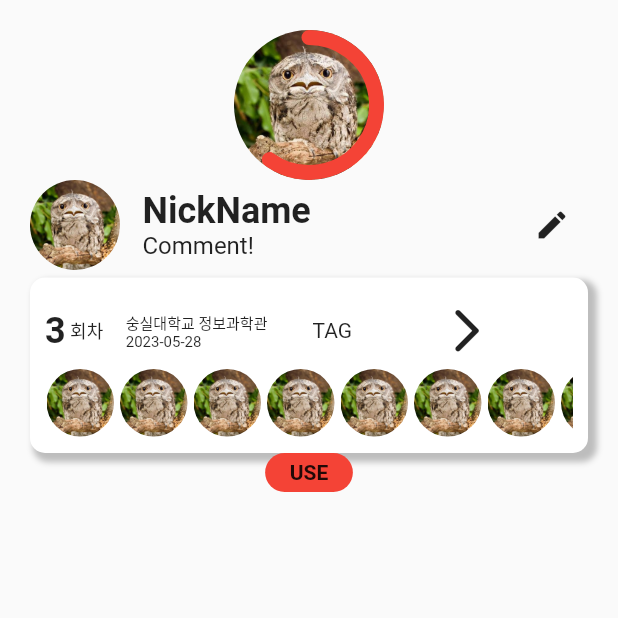
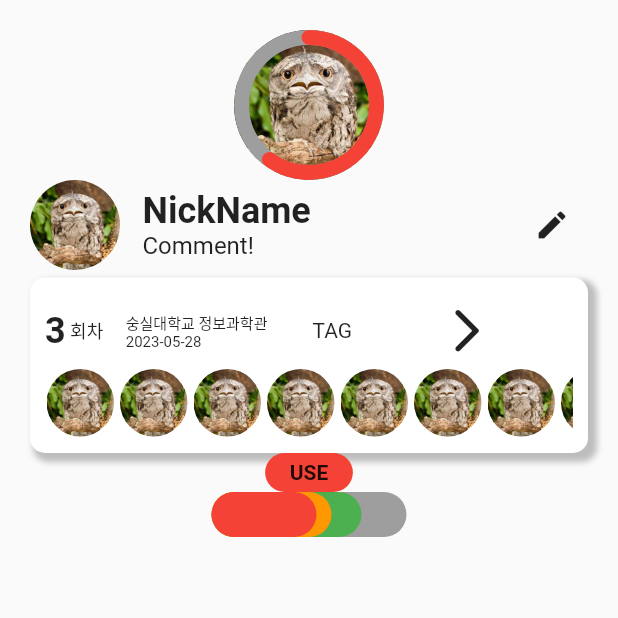
Before and after one commit to rbgus2002/cactusdy, a Flutter app: the screen it shows after launch, after a tap on "Work Space Screen", on a phone screen of 412 x 824 dp, the top half of it. Run offline on Flutter 3.47's test engine with Material 2 defaults, Android fonts, the phone set to English and light mode, and no system bars.

Commit message:
[F] Add : Profile : PercentGraph 계열 정비 및 BarPercentGraph 추가

```diff
--- a/frontend/lib/routes/work_space_route.dart
+++ b/frontend/lib/routes/work_space_route.dart
@@ -8,6 +8,7 @@ import 'package:group_study_app/themes/design.dart';
 import 'package:group_study_app/utilities/test.dart';
 import 'package:group_study_app/widgets/circle_button.dart';
 import 'package:group_study_app/widgets/panels/round_info_panel.dart';
+import 'package:group_study_app/widgets/percent_graphs/bar_percent_graph.dart';
 import 'package:group_study_app/widgets/percent_graphs/percent_graph.dart';
 import 'package:group_study_app/widgets/tag.dart';
 import 'package:group_study_app/widgets/user_line_profile.dart';
@@ -37,7 +38,10 @@ class _WorkSpaceRoute extends State<StatefulWidget> {
                   height: 5,
                 ),
                 RoundInfoPanel(roundIdx: 3, place: "숭실대학교 정보과학관", date: DateTime.now(), userList: List<User>.generate(30, (index) => User(index, "d", "d"))),
-                UserStateTag(text: "USE", color: Colors.red,)
+                UserStateTag(text: "USE", color: Colors.red,),
+                BarPercentGraph(percentInfos: [ PercentInfo(percent: 0.4, color: ColorStyles.red)
+                , PercentInfo(percent: 0.1, color: ColorStyles.orange), PercentInfo(percent: 0.2, color: ColorStyles.green) ],
+            stroke: 30,),
               ],
             )
           )
--- /dev/null
+++ b/frontend/lib/widgets/percent_graphs/bar_percent_graph.dart
@@ -0,0 +1,84 @@
+import 'package:flutter/material.dart';
+import 'dart:math';
+
+import 'package:group_study_app/themes/color_styles.dart';
+import 'package:group_study_app/widgets/percent_graphs/percent_graph.dart';
+
+class BarPercentGraph extends PercentGraph {
+  final double width;
+
+  BarPercentGraph({
+    Key? key,
+    required super.percentInfos,
+    super.backgroundColor,
+    super.stroke = 30,
+
+    this.width = 100,
+  }) : super(key: key);
+
+  @override
+  Widget build(BuildContext context) {
+    return SizedBox(
+        height: stroke,
+        width: width,
+
+        child: CustomPaint(
+          painter: _BarPercentGraphPaint(
+              percentInfos: percentInfos,
+              backgroundColor: backgroundColor,
+              stroke: stroke
+          ),
+        )
+    );
+  }
+}
+
+class _BarPercentGraphPaint extends CustomPainter {
+  final Color backgroundColor;
+  final double stroke;
+
+  final List<PercentInfo> percentInfos;
+
+  _BarPercentGraphPaint({
+    required this.percentInfos,
+    required this.backgroundColor,
+    required this.stroke,
+  });
+
+  @override
+  void paint(Canvas canvas, Size size) {
+    double verticalBase = size.height * 0.5;
+
+    final Offset leftPoint = Offset(0, verticalBase);
+    Offset rightPoint = Offset(size.width, verticalBase);
+
+    Paint paint = Paint()
+      ..color = backgroundColor
+      ..strokeWidth = stroke
+      ..style = PaintingStyle.stroke
+      ..strokeCap = StrokeCap.round;
+
+    double startPoint = 0;
+    for (final PercentInfo percentInfo in percentInfos) {
+      startPoint += percentInfo.percent;
+    }
+
+    // draw background line
+    canvas.drawLine(leftPoint, rightPoint, paint);
+
+    // draw progress line
+    for (int i = percentInfos.length - 1; i >= 0; --i) {
+      startPoint -= percentInfos[i].percent;
+
+      rightPoint = Offset((startPoint + percentInfos[i].percent) * size.width, verticalBase);
+      paint.color = percentInfos[i].color;
+
+      canvas.drawLine(leftPoint, rightPoint, paint);
+    }
+  }
+
+  @override
+  bool shouldRepaint(_BarPercentGraphPaint oldDelegate) {
+    return true;
+  }
+}
--- a/frontend/lib/widgets/percent_graphs/circle_percent_graph.dart
+++ b/frontend/lib/widgets/percent_graphs/circle_percent_graph.dart
@@ -5,12 +5,16 @@ import 'package:group_study_app/themes/color_styles.dart';
 import 'package:group_study_app/widgets/percent_graphs/percent_graph.dart';
 
 class CirclePercentGraph extends PercentGraph {
-  double scale;
+  final double scale;
+  final double ratio;
 
   CirclePercentGraph({
     Key? key,
+    required super.percentInfos,
+    super.backgroundColor,
+
     required this.scale,
-    required super.percentInfos,
+    this.ratio = 0.1,
   }) : super(key: key);
 
   @override
@@ -21,7 +25,9 @@ class CirclePercentGraph extends PercentGraph {
 
       child: CustomPaint(
         painter: _CirclePercentGraphPaint(
-          percentInfos: percentInfos
+          percentInfos: percentInfos,
+          backgroundColor: backgroundColor,
+          stroke: ratio * scale,
         ),
       )
     );
@@ -29,22 +35,21 @@ class CirclePercentGraph extends PercentGraph {
 }
 
 class _CirclePercentGraphPaint extends CustomPainter {
-  // ratio :'line_stroke':'radius' ratio
-  double ratio;
-  Color backgroundColor = Colors.transparent;
+  final Color backgroundColor;
+  final double stroke;
 
   final List<PercentInfo> percentInfos;
 
   _CirclePercentGraphPaint({
-    this.ratio = 0.1,
     required this.percentInfos,
+    this.backgroundColor = ColorStyles.grey,
+    this.stroke = 15,
   });
 
   @override
   void paint(Canvas canvas, Size size) {
-    double stroke = size.width * ratio;
-    double radius = (size.width - stroke) * 0.5;
-    Offset center = Offset(size.width * 0.5, size.height * 0.5);
+    final double radius = (size.width - stroke) * 0.5;
+    final Offset center = Offset(size.width * 0.5, size.height * 0.5);
 
     Paint paint = Paint()
       ..color = backgroundColor
@@ -57,7 +62,6 @@ class _CirclePercentGraphPaint extends CustomPainter {
       startAngle += percentInfo.percent;
     }
     startAngle = 2 * pi * startAngle;
-    double tmp = startAngle;
 
     // draw background circle
     canvas.drawCircle(center, radius, paint);
--- a/frontend/lib/widgets/percent_graphs/percent_graph.dart
+++ b/frontend/lib/widgets/percent_graphs/percent_graph.dart
@@ -7,14 +7,18 @@ class PercentInfo {
 
   PercentInfo({
     this.percent = 0.0,
-    this.color = Colors.transparent,
+    this.color = ColorStyles.transparent,
   });
 }
 
 abstract class PercentGraph extends StatelessWidget {
   List<PercentInfo> percentInfos;
+  Color backgroundColor;
+  double stroke;
 
   PercentGraph({Key? key,
     required this.percentInfos,
+    this.backgroundColor = ColorStyles.grey,
+    this.stroke = 5,
   }) : super(key: key);
 }
```
Also changed, not shown: frontend/pubspec.lock.
